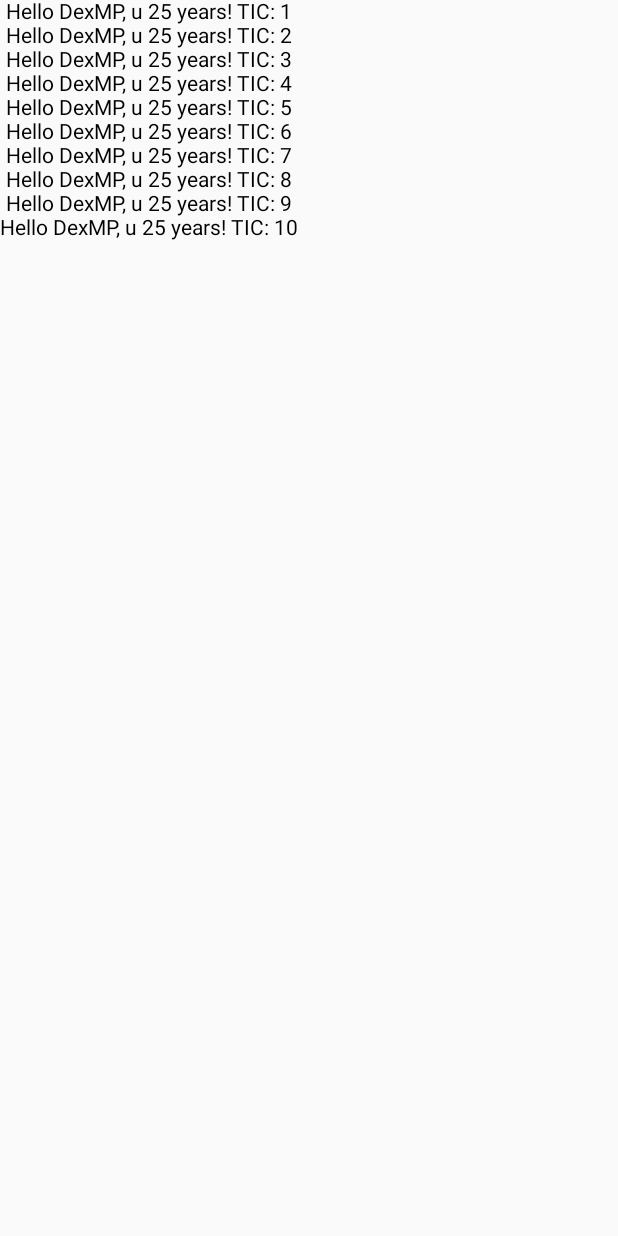
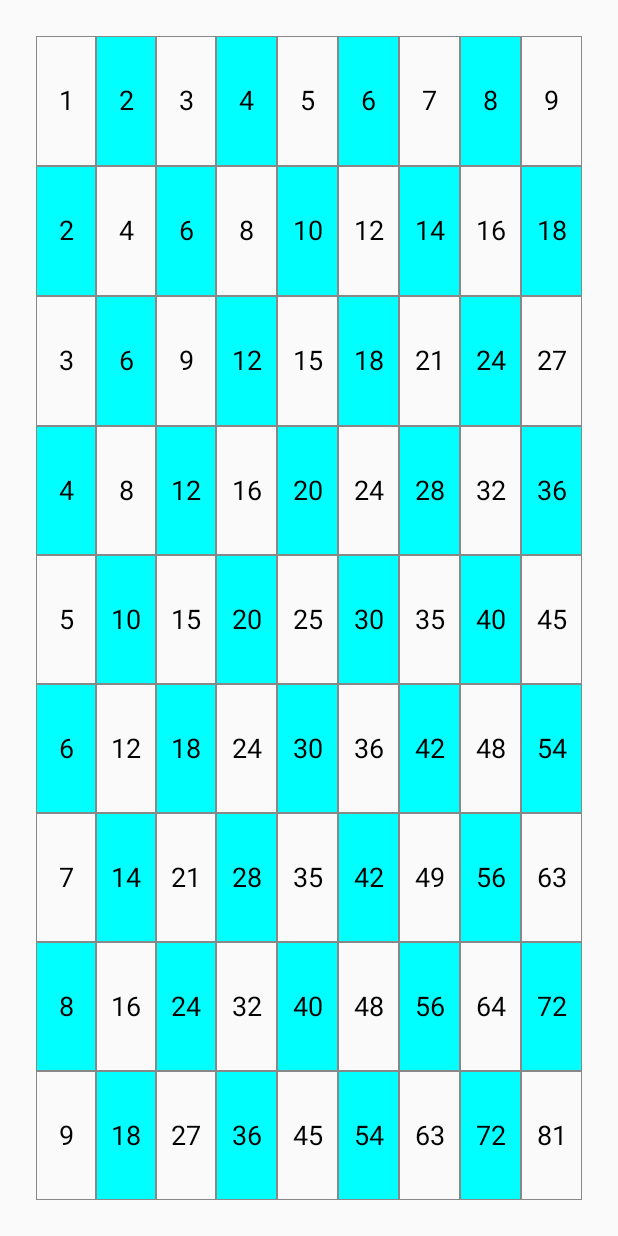
Before and after one commit to DexMP/FirstComposeProject, an Android app built with Jetpack Compose: the screen it shows after launch (MainActivity), on a phone screen of 412 x 824 dp. Run offline under Robolectric (Android 15) with nearby library versions, the phone set to English and light mode, and no system bars.

Commit message:
Second Lesson JPC

```diff
--- a/app/src/main/java/com/dexmp/learning1/MainActivity.kt
+++ b/app/src/main/java/com/dexmp/learning1/MainActivity.kt
@@ -4,33 +4,68 @@ import android.os.Bundle
 import androidx.activity.ComponentActivity
 import androidx.activity.compose.setContent
 import androidx.activity.enableEdgeToEdge
-import androidx.compose.foundation.layout.Arrangement
+import androidx.compose.foundation.background
+import androidx.compose.foundation.border
+import androidx.compose.foundation.layout.Box
 import androidx.compose.foundation.layout.Column
+import androidx.compose.foundation.layout.Row
+import androidx.compose.foundation.layout.fillMaxHeight
 import androidx.compose.foundation.layout.fillMaxSize
+import androidx.compose.foundation.layout.fillMaxWidth
 import androidx.compose.foundation.layout.padding
-import androidx.compose.material3.Scaffold
 import androidx.compose.material3.Text
 import androidx.compose.runtime.Composable
 import androidx.compose.ui.Alignment
 import androidx.compose.ui.Modifier
+import androidx.compose.ui.graphics.Color
 import androidx.compose.ui.tooling.preview.Preview
-import com.dexmp.learning1.ui.theme.FirstComposeProjectTheme
+import androidx.compose.ui.unit.dp
+import androidx.compose.ui.unit.sp
 
 class MainActivity : ComponentActivity() {
     override fun onCreate(savedInstanceState: Bundle?) {
         super.onCreate(savedInstanceState)
         enableEdgeToEdge()
         setContent {
-            UserInfo(name = "DexMP", age = 25)
+            TimesTable()
         }
     }
 }
-
+@Preview
 @Composable
-fun UserInfo(name: String, age: Int) {
-    Column(verticalArrangement = Arrangement.Center, horizontalAlignment = Alignment.CenterHorizontally) {
-        for (i in 1..10) {
-            Text(text = "Hello $name, u $age years! TIC: $i")
+fun TimesTable() {
+    Column(
+        modifier = Modifier
+            .padding(all = 24.dp)
+            .fillMaxSize()
+    ) {
+        for (i in 1 until 10) {
+            Row(
+                modifier = Modifier
+                    .fillMaxWidth()
+                    .weight(1f)
+            ) {
+                for (j in 1 until 10) {
+                    Box(
+                        modifier = (if ((i + j) % 2 != 0){
+                            Modifier
+                                .background(color = Color.Cyan)
+                                .fillMaxHeight()
+                                .weight(1f)
+                                .border(width = 0.5.dp, color = Color.Gray)
+                        } else {
+                            Modifier
+                                .background(color = Color.Unspecified)
+                                .fillMaxHeight()
+                                .weight(1f)
+                                .border(width = 0.5.dp, color = Color.Gray)
+                        }) as Modifier,
+                        contentAlignment = Alignment.Center
+                    ) {
+                        Text(text = "${i*j}", fontSize = 18.sp)
+                    }
+                }
+            }
         }
     }
 }
```
